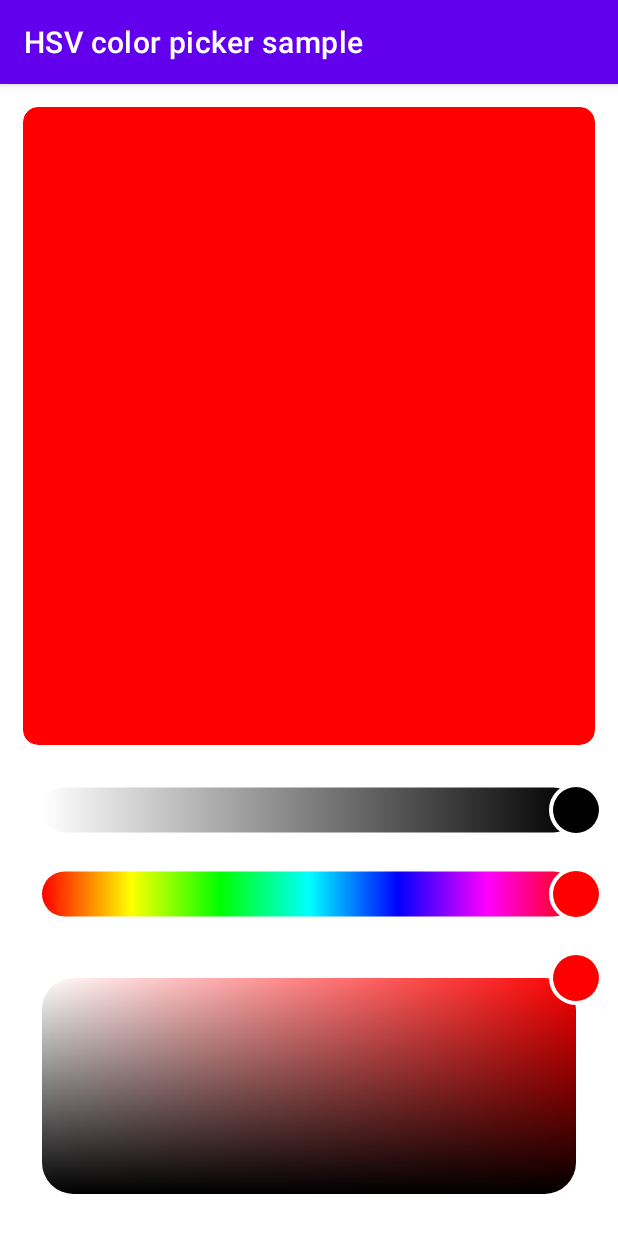
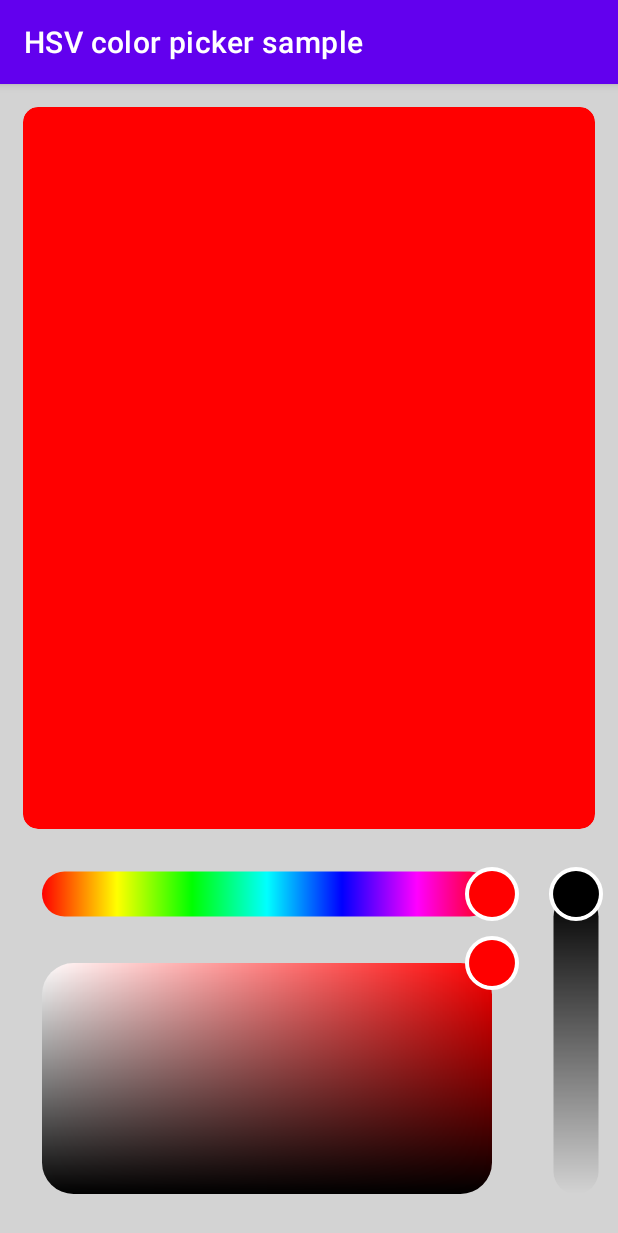
Before and after one commit to LakeLab/HSVPicker, an Android app: the screen it shows after launch (MainActivity), on a phone screen of 412 x 824 dp. Shown: the top 1233 px of the screen. Run offline under Robolectric (Android 15) with nearby library versions, the phone set to English and light mode, and no system bars.

Commit message:
Slider orientation feature
    - Version update, 0.1.6
    - Update the new feature on README.md

```diff
--- a/HSVPicker/src/main/java/com/lakelab/hsvpicker/AlphaSlider.kt
+++ b/HSVPicker/src/main/java/com/lakelab/hsvpicker/AlphaSlider.kt
@@ -68,7 +68,13 @@ class AlphaSlider @JvmOverloads constructor(
     override fun onPanelSizeChanged(panelPaint: Paint, panel: RectF) {
         super.onPanelSizeChanged(panelPaint, panel)
         panelPaint.shader = LinearGradient(
-            panel.left, 0f, panel.right, 0f, alphaColors, null, TileMode.REPEAT
+            if (isVertical) 0f else panel.left,
+            if (isVertical) panel.bottom else 0f,
+            if (isVertical) 0f else panel.right,
+            if (isVertical) panel.top else 0f,
+            alphaColors,
+            null,
+            TileMode.REPEAT
         )
     }
 }
--- a/HSVPicker/src/main/java/com/lakelab/hsvpicker/HueSlider.kt
+++ b/HSVPicker/src/main/java/com/lakelab/hsvpicker/HueSlider.kt
@@ -70,7 +70,13 @@ class HueSlider @JvmOverloads constructor(
     override fun onPanelSizeChanged(panelPaint: Paint, panel: RectF) {
         super.onPanelSizeChanged(panelPaint, panel)
         panelPaint.shader = LinearGradient(
-            panel.left, 0f, panel.right, 0f, hueColors, null, TileMode.REPEAT
+            if (isVertical) 0f else panel.left,
+            if (isVertical) panel.bottom else 0f,
+            if (isVertical) 0f else panel.right,
+            if (isVertical) panel.top else 0f,
+            hueColors,
+            null,
+            TileMode.REPEAT
         )
     }
 }
--- /dev/null
+++ b/HSVPicker/src/main/java/com/lakelab/hsvpicker/Orientation.kt
@@ -0,0 +1,13 @@
+package com.lakelab.hsvpicker
+
+import androidx.annotation.IntDef
+import com.lakelab.hsvpicker.Orientation.Companion.HORIZONTAL
+import com.lakelab.hsvpicker.Orientation.Companion.VERTICAL
+
+@IntDef(HORIZONTAL, VERTICAL)
+annotation class Orientation {
+    companion object {
+        const val HORIZONTAL = 0
+        const val VERTICAL = 1
+    }
+}
--- a/HSVPicker/src/main/java/com/lakelab/hsvpicker/Slider.kt
+++ b/HSVPicker/src/main/java/com/lakelab/hsvpicker/Slider.kt
@@ -57,34 +57,47 @@ open class Slider @JvmOverloads constructor(
         }
 
 
-    var thumbRadius = obtainStyledAttributes
-        ?.takeIf { it.hasValue(R.styleable.Slider_thumbRadius) }
-        ?.getDimension(R.styleable.Slider_thumbRadius, DEFAULT_THUMB_RADIUS_DP * density)
-        ?: DEFAULT_THUMB_RADIUS_DP * density
+    var thumbRadius =
+        obtainStyledAttributes?.getDimension(
+            R.styleable.Slider_thumbRadius, DEFAULT_THUMB_RADIUS_DP * density
+        ) ?: DEFAULT_THUMB_RADIUS_DP * density
         set(value) {
             field = value
             invalidate()
         }
 
-    var thumbStrokeWidth = obtainStyledAttributes
-        ?.takeIf { it.hasValue(R.styleable.Slider_thumbStrokeWidth) }
-        ?.getDimension(R.styleable.Slider_thumbStrokeWidth, DEFAULT_THUMB_STROKE_WIDTH_DP * density)
-        ?: DEFAULT_THUMB_STROKE_WIDTH_DP * density
+    var thumbStrokeWidth =
+        obtainStyledAttributes?.getDimension(
+            R.styleable.Slider_thumbStrokeWidth, DEFAULT_THUMB_STROKE_WIDTH_DP * density
+        ) ?: DEFAULT_THUMB_STROKE_WIDTH_DP * density
         set(value) {
             field = value
             invalidate()
         }
 
     var sliderWidth =
-        obtainStyledAttributes?.takeIf { it.hasValue(R.styleable.Slider_sliderWidth) }
-            ?.getDimension(R.styleable.Slider_sliderWidth, DEFAULT_SLIDER_WIDTH_DP * density)
-            ?: DEFAULT_SLIDER_WIDTH_DP * density
+        obtainStyledAttributes?.getDimension(
+            R.styleable.Slider_sliderWidth, DEFAULT_SLIDER_WIDTH_DP * density
+        ) ?: DEFAULT_SLIDER_WIDTH_DP * density
         set(value) {
             field = value
             requestLayout()
         }
 
-    private var yThumbPosition = 0f
+    @Orientation
+    var sliderOrientation =
+        obtainStyledAttributes?.getInt(R.styleable.Slider_sliderOrientation, Orientation.HORIZONTAL)
+            ?: Orientation.HORIZONTAL
+        set(value) {
+            isVertical = value == Orientation.VERTICAL
+            field = value
+            requestLayout()
+        }
+
+    var isVertical = sliderOrientation == Orientation.VERTICAL
+        private set
+
+    private var halfPositionOfThumb = 0f
 
     private val panelPaint = Paint()
     private val thumbPaint = Paint().apply {
@@ -109,7 +122,12 @@ open class Slider @JvmOverloads constructor(
 
     override fun onDraw(canvas: Canvas) {
         canvas.drawRoundRect(panel, circleCornerRadius, circleCornerRadius, panelPaint)
-        val xThumbPosition = value * panel.width() + panel.left
+        val xThumbPosition =
+            if (isVertical) halfPositionOfThumb
+            else value * panel.width() + panel.left
+        val yThumbPosition =
+            if (isVertical) (1 - value) * panel.height() + panel.top
+            else halfPositionOfThumb
         if (thumbStrokeWidth > 0) {
             canvas.drawCircle(
                 xThumbPosition, yThumbPosition, thumbRadius + thumbStrokeWidth / 2, thumbStrokePaint
@@ -119,16 +137,6 @@ open class Slider @JvmOverloads constructor(
         if (thumbRadius > 0) {
             canvas.drawCircle(xThumbPosition, yThumbPosition, thumbRadius + fillMargin, thumbPaint)
         }
-    }
-
-
-    private fun getValue(x: Float): Float {
-        val xInBound = when {
-            x < panel.left -> 0f
-            x > panel.right -> panel.width()
-            else -> x - panel.left
-        }
-        return xInBound / panel.width()
     }
 
     private var startTouchPoint = Point()
@@ -160,9 +168,18 @@ open class Slider @JvmOverloads constructor(
 
     private fun processForThumbMove(event: MotionEvent): Boolean {
         var update = false
-        val startX = startTouchPoint.x
-        if (panelWithPadding.contains(startX.toFloat(), startTouchPoint.y.toFloat())) {
-            value = getValue(event.x)
+        if (panelWithPadding.contains(startTouchPoint.x.toFloat(), startTouchPoint.y.toFloat())) {
+            val point = if (isVertical) event.y else event.x
+            val pointInbound = when {
+                point < if (isVertical) panel.top else panel.left ->
+                    0f
+                point > if (isVertical) panel.bottom else panel.right ->
+                    if (isVertical) panel.height() else panel.width()
+                else ->
+                    point - if (isVertical) panel.top else panel.left
+            }
+            value =
+                if (isVertical) 1 - pointInbound / panel.height() else pointInbound / panel.width()
             update = true
         }
         return update
@@ -170,12 +187,15 @@ open class Slider @JvmOverloads constructor(
 
     override fun onMeasure(widthMeasureSpec: Int, heightMeasureSpec: Int) {
         super.onMeasure(widthMeasureSpec, heightMeasureSpec)
-        setMeasuredDimension(
-            MeasureSpec.getSize(widthMeasureSpec),
-            sliderWidth.coerceAtLeast((thumbRadius + thumbStrokeWidth) * 2)
-                .plus(paddingBottom)
-                .plus(paddingTop).toInt()
-        )
+        val greaterValue = sliderWidth.coerceAtLeast((thumbRadius + thumbStrokeWidth) * 2)
+            .plus(paddingBottom)
+            .plus(paddingTop).toInt()
+
+        if (isVertical) {
+            setMeasuredDimension(greaterValue, MeasureSpec.getSize(heightMeasureSpec))
+        } else {
+            setMeasuredDimension(MeasureSpec.getSize(widthMeasureSpec), greaterValue)
+        }
     }
 
     override fun onSizeChanged(w: Int, h: Int, oldw: Int, oldh: Int) {
@@ -187,19 +207,28 @@ open class Slider @JvmOverloads constructor(
             (h - paddingBottom).toFloat()
         )
         val thumbIsGreaterThanSliderWidth = thumbRadius + thumbStrokeWidth > sliderWidth / 2
-        val diffThumbAndSlider = thumbRadius + thumbStrokeWidth - sliderWidth/2
+        val diffThumbAndSlider = thumbRadius + thumbStrokeWidth - sliderWidth / 2
+        val left =
+            if (isVertical) paddingLeft + (if (thumbIsGreaterThanSliderWidth) diffThumbAndSlider else 0f)
+            else thumbRadius + thumbStrokeWidth + paddingLeft
+        val top =
+            if (isVertical) paddingTop + thumbRadius + thumbStrokeWidth
+            else paddingTop + (if (thumbIsGreaterThanSliderWidth) diffThumbAndSlider else 0f)
 
-        val left = thumbRadius + thumbStrokeWidth + paddingLeft
-        val top =
-            paddingTop + (if (thumbIsGreaterThanSliderWidth) diffThumbAndSlider else 0f)
-        val right = w - thumbRadius - paddingRight - thumbStrokeWidth
+        val right =
+            if (isVertical) w - paddingRight - (if (thumbIsGreaterThanSliderWidth) diffThumbAndSlider else 0f)
+            else w - thumbRadius - paddingRight - thumbStrokeWidth
         val bottom =
-            h - paddingBottom - (if (thumbIsGreaterThanSliderWidth) diffThumbAndSlider else 0f)
+            if (isVertical) h - paddingBottom - thumbRadius - thumbStrokeWidth
+            else h - paddingBottom - (if (thumbIsGreaterThanSliderWidth) diffThumbAndSlider else 0f)
         val width = right - left
         val height = bottom - top
 
         panel.set(left, top, left + width, top + height)
-        yThumbPosition = h.div(2).toFloat()
+
+        halfPositionOfThumb =
+            if (isVertical) panel.left + panel.width() / 2
+            else panel.top + panel.height() / 2
         onPanelSizeChanged(panelPaint, panel)
     }
 
--- a/HSVPicker/src/main/res/values/attrs.xml
+++ b/HSVPicker/src/main/res/values/attrs.xml
@@ -11,6 +11,10 @@
         <attr name="thumbRadius" />
         <attr name="thumbStrokeWidth" />
         <attr name="sliderWidth" format="dimension" />
+        <attr name="sliderOrientation" format="enum">
+            <enum name="horizontal" value="0" />
+            <enum name="vertical" value="1" />
+        </attr>
     </declare-styleable>
 
     <declare-styleable name="SliderPanel">
--- a/app/build.gradle
+++ b/app/build.gradle
@@ -44,6 +44,7 @@ dependencies {
     implementation 'androidx.core:core-ktx:1.3.2'
     implementation 'androidx.appcompat:appcompat:1.2.0'
     implementation 'com.google.android.material:material:1.2.1'
+    implementation "androidx.constraintlayout:constraintlayout:2.0.4"
     implementation project(":HSVPicker")
     testImplementation 'junit:junit:4.13.1'
     androidTestImplementation 'androidx.test.ext:junit:1.1.2'
--- a/app/src/main/res/layout/activity_main.xml
+++ b/app/src/main/res/layout/activity_main.xml
@@ -1,11 +1,12 @@
 <?xml version="1.0" encoding="utf-8"?>
-<LinearLayout
+<androidx.constraintlayout.widget.ConstraintLayout
     xmlns:android="http://schemas.android.com/apk/res/android"
     xmlns:app="http://schemas.android.com/apk/res-auto"
     android:layout_width="match_parent"
     android:layout_height="match_parent"
     android:layout_gravity="center"
     android:orientation="vertical"
+    android:background="#d3d3d3"
     >
 
 
@@ -14,30 +15,45 @@
         android:layout_width="match_parent"
         android:layout_height="0dp"
         android:layout_margin="15dp"
-        android:layout_weight="1"
         app:cardCornerRadius="10dp"
         app:cardElevation="0dp"
+        app:layout_constraintBottom_toTopOf="@id/hue_slider"
+        app:layout_constraintTop_toTopOf="parent"
         />
 
     <com.lakelab.hsvpicker.AlphaSlider
         android:id="@+id/alpha_slider"
-        android:layout_width="match_parent"
-        android:layout_height="wrap_content"
+        android:layout_width="wrap_content"
+        android:layout_height="0dp"
         android:padding="10dp"
+        app:layout_constraintBottom_toBottomOf="@id/sat_val_panel"
+        app:layout_constraintEnd_toEndOf="parent"
+        app:layout_constraintTop_toTopOf="@id/hue_slider"
+        app:sliderOrientation="vertical"
         />
 
     <com.lakelab.hsvpicker.HueSlider
         android:id="@+id/hue_slider"
-        android:layout_width="match_parent"
+        android:layout_width="0dp"
         android:layout_height="wrap_content"
         android:padding="10dp"
+        app:layout_constraintBottom_toTopOf="@id/sat_val_panel"
+        app:layout_constraintEnd_toStartOf="@id/alpha_slider"
+        app:layout_constraintStart_toStartOf="parent"
+        app:layout_constraintTop_toBottomOf="@id/sample_panel"
         />
 
     <com.lakelab.hsvpicker.SatValPanel
         android:id="@+id/sat_val_panel"
-        android:layout_width="match_parent"
+        android:layout_width="0dp"
         android:layout_height="200dp"
-        android:padding="10dp"
+        android:paddingStart="10dp"
+        android:paddingEnd="10dp"
+        android:paddingBottom="10dp"
+        app:layout_constraintBottom_toBottomOf="parent"
+        app:layout_constraintEnd_toStartOf="@id/alpha_slider"
+        app:layout_constraintStart_toStartOf="parent"
+        app:layout_constraintTop_toBottomOf="@id/hue_slider"
         />
 
-</LinearLayout>
+</androidx.constraintlayout.widget.ConstraintLayout>
--- a/build.gradle
+++ b/build.gradle
@@ -2,7 +2,7 @@
 buildscript {
     ext {
         groupName = 'com.lakelab'
-        libVersionName = '0.1.5'
+        libVersionName = '0.1.6'
         libraryName = 'HSVPicker'
         libraryDescription = 'The highly customizable HSV picker library'
     }
```
Also changed, not shown: 2 other files.
